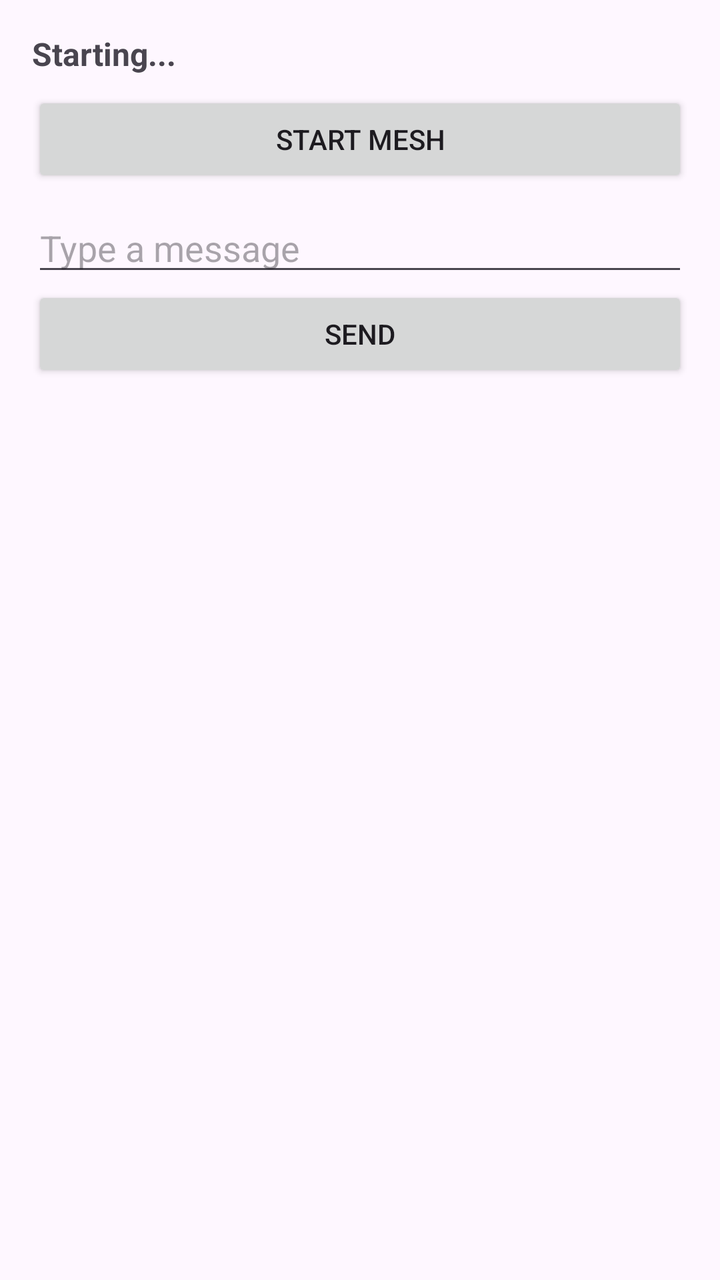
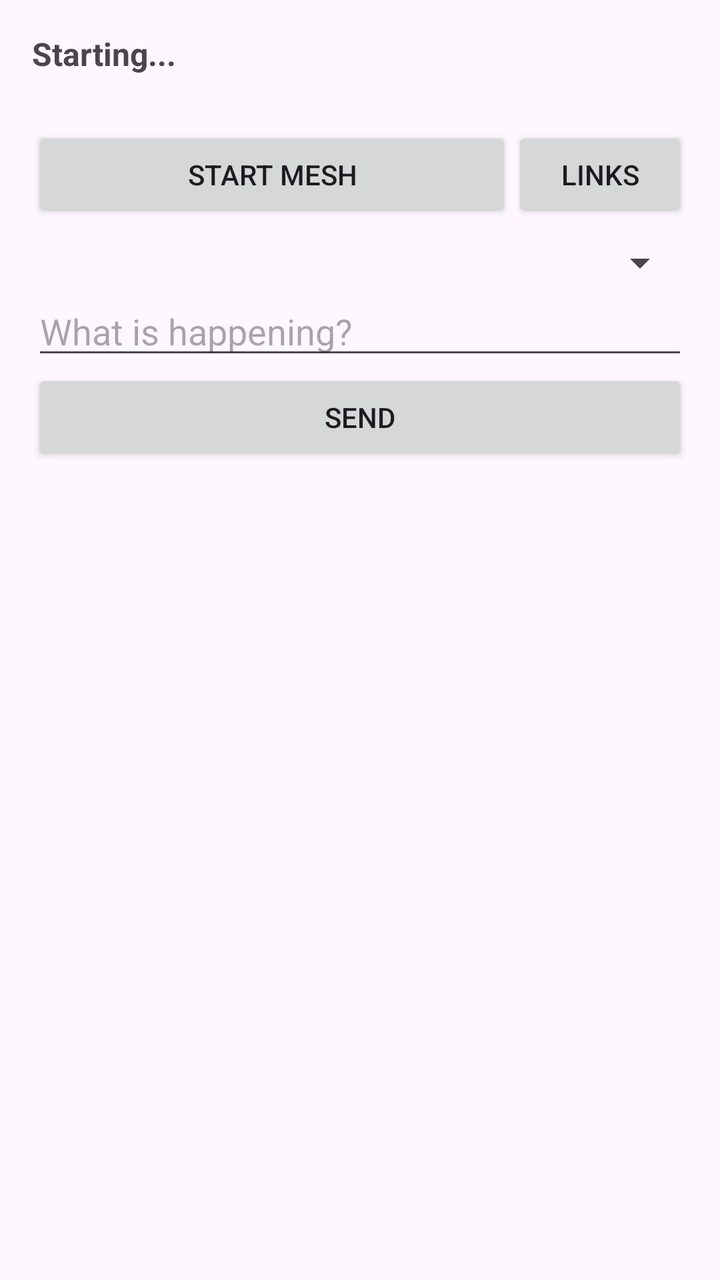

Compare the two renders of this Android layout. The source of the first and the diff that turns it into the second are given below.
<!-- AndroidManifest.xml: application theme Theme.MeshRelay -->
<!-- res/layout/activity_main.xml -->
<?xml version="1.0" encoding="utf-8"?>
<LinearLayout xmlns:android="http://schemas.android.com/apk/res/android"
    android:id="@+id/main"
    android:layout_width="match_parent"
    android:layout_height="match_parent"
    android:orientation="vertical"
    android:fitsSystemWindows="true"
    android:padding="16dp">

    <TextView
        android:id="@+id/tvName"
        android:layout_width="match_parent"
        android:layout_height="wrap_content"
        android:text="Starting..."
        android:textSize="16sp"
        android:textStyle="bold"
        android:paddingBottom="8dp" />

    <Button
        android:id="@+id/btnStart"
        android:layout_width="match_parent"
        android:layout_height="wrap_content"
        android:text="START MESH" />

    <EditText
        android:id="@+id/etMessage"
        android:layout_width="match_parent"
        android:layout_height="wrap_content"
        android:hint="Type a message"
        android:inputType="text"
        android:layout_marginTop="8dp" />

    <Button
        android:id="@+id/btnSend"
        android:layout_width="match_parent"
        android:layout_height="wrap_content"
        android:text="SEND" />

    <ScrollView
        android:id="@+id/svLog"
        android:layout_width="match_parent"
        android:layout_height="0dp"
        android:layout_weight="1"
        android:layout_marginTop="12dp">

        <TextView
            android:id="@+id/tvLog"
            android:layout_width="match_parent"
            android:layout_height="wrap_content"
            android:textSize="12sp"
            android:fontFamily="monospace"
            android:textIsSelectable="true" />
    </ScrollView>

</LinearLayout>
<!-- resources referenced by this layout -->
<resources>
  <style name="Theme.MeshRelay" parent="Base.Theme.MeshRelay" />
  <style name="Base.Theme.MeshRelay" parent="Theme.Material3.DayNight.NoActionBar">
          
          
      </style>
</resources>

<!-- the commit's change to res/layout/activity_main.xml (unified diff, before → after) -->
@@ -13,22 +13,49 @@
         android:layout_height="wrap_content"
         android:text="Starting..."
         android:textSize="16sp"
-        android:textStyle="bold"
+        android:textStyle="bold" />
+
+    
+    <TextView
+        android:id="@+id/tvStats"
+        android:layout_width="match_parent"
+        android:layout_height="wrap_content"
+        android:textSize="13sp"
+        android:fontFamily="monospace"
         android:paddingBottom="8dp" />
 
-    <Button
-        android:id="@+id/btnStart"
+    <LinearLayout
         android:layout_width="match_parent"
         android:layout_height="wrap_content"
-        android:text="START MESH" />
+        android:orientation="horizontal">
+
+        <Button
+            android:id="@+id/btnStart"
+            android:layout_width="0dp"
+            android:layout_weight="1"
+            android:layout_height="wrap_content"
+            android:text="START MESH" />
+
+        <Button
+            android:id="@+id/btnTopology"
+            android:layout_width="wrap_content"
+            android:layout_height="wrap_content"
+            android:text="LINKS" />
+    </LinearLayout>
+
+    <Spinner
+        android:id="@+id/spType"
+        android:layout_width="match_parent"
+        android:layout_height="wrap_content"
+        android:layout_marginTop="8dp" />
 
     <EditText
         android:id="@+id/etMessage"
         android:layout_width="match_parent"
         android:layout_height="wrap_content"
-        android:hint="Type a message"
+        android:hint="What is happening?"
         android:inputType="text"
-        android:layout_marginTop="8dp" />
+        android:maxLength="180" />
 
     <Button
         android:id="@+id/btnSend"
